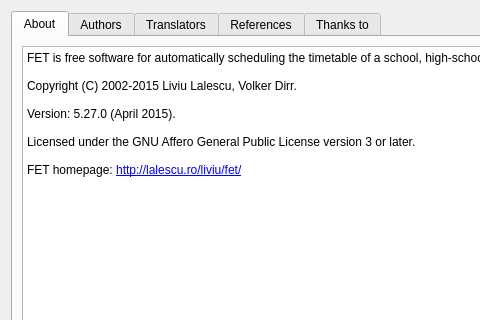
First picture: the form in src/interface/helpaboutform_template.ui, repository karandit/fet, before the edit; both pictures show x 0 to 480 and y 0 to 320 of the 690 by 430 pixel window.
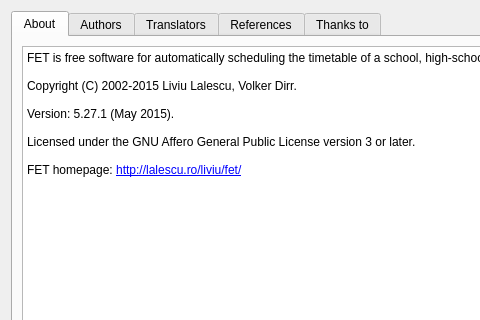
Second picture: the form after the edit.

What changed in the file:
```diff
--- a/src/interface/helpaboutform_template.ui
+++ b/src/interface/helpaboutform_template.ui
@@ -53,7 +53,7 @@
 &lt;p style=&quot;-qt-paragraph-type:empty; margin-top:0px; margin-bottom:0px; margin-left:0px; margin-right:0px; -qt-block-indent:0; text-indent:0px; font-family:'Sans Serif'; font-size:9pt;&quot;&gt;&lt;br /&gt;&lt;/p&gt;
 &lt;p style=&quot; margin-top:0px; margin-bottom:0px; margin-left:0px; margin-right:0px; -qt-block-indent:0; text-indent:0px;&quot;&gt;&lt;span style=&quot; font-family:'Sans Serif'; font-size:9pt;&quot;&gt;Copyright (C) 2002-2015 Liviu Lalescu, Volker Dirr.&lt;/span&gt;&lt;/p&gt;
 &lt;p style=&quot;-qt-paragraph-type:empty; margin-top:0px; margin-bottom:0px; margin-left:0px; margin-right:0px; -qt-block-indent:0; text-indent:0px; font-family:'Sans Serif'; font-size:9pt;&quot;&gt;&lt;br /&gt;&lt;/p&gt;
-&lt;p style=&quot; margin-top:0px; margin-bottom:0px; margin-left:0px; margin-right:0px; -qt-block-indent:0; text-indent:0px;&quot;&gt;&lt;span style=&quot; font-family:'Sans Serif'; font-size:9pt;&quot;&gt;Version: 5.27.0 (April 2015).&lt;/span&gt;&lt;/p&gt;
+&lt;p style=&quot; margin-top:0px; margin-bottom:0px; margin-left:0px; margin-right:0px; -qt-block-indent:0; text-indent:0px;&quot;&gt;&lt;span style=&quot; font-family:'Sans Serif'; font-size:9pt;&quot;&gt;Version: 5.27.1 (May 2015).&lt;/span&gt;&lt;/p&gt;
 &lt;p style=&quot;-qt-paragraph-type:empty; margin-top:0px; margin-bottom:0px; margin-left:0px; margin-right:0px; -qt-block-indent:0; text-indent:0px; font-family:'Sans Serif'; font-size:9pt;&quot;&gt;&lt;br /&gt;&lt;/p&gt;
 &lt;p style=&quot; margin-top:0px; margin-bottom:0px; margin-left:0px; margin-right:0px; -qt-block-indent:0; text-indent:0px;&quot;&gt;&lt;span style=&quot; font-family:'Sans Serif'; font-size:9pt;&quot;&gt;Licensed under the GNU Affero General Public License version 3 or later.&lt;/span&gt;&lt;/p&gt;
 &lt;p style=&quot;-qt-paragraph-type:empty; margin-top:0px; margin-bottom:0px; margin-left:0px; margin-right:0px; -qt-block-indent:0; text-indent:0px; font-family:'Sans Serif'; font-size:9pt;&quot;&gt;&lt;br /&gt;&lt;/p&gt;
```
